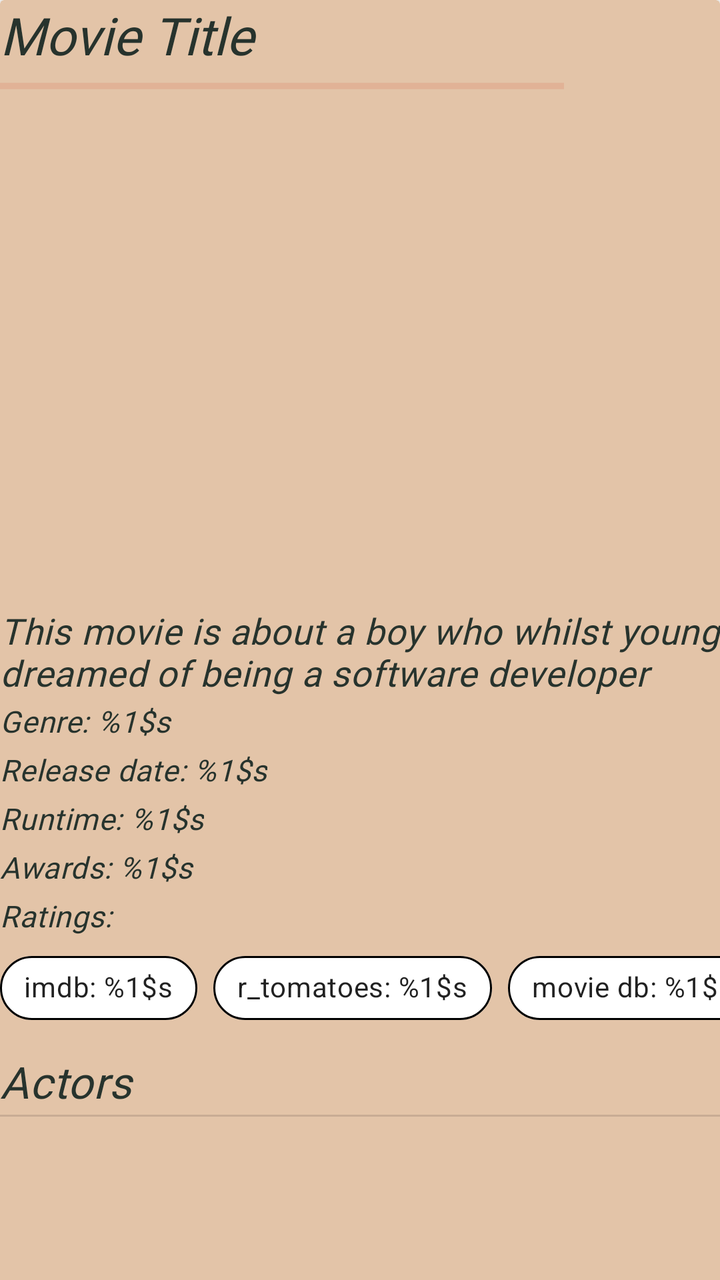
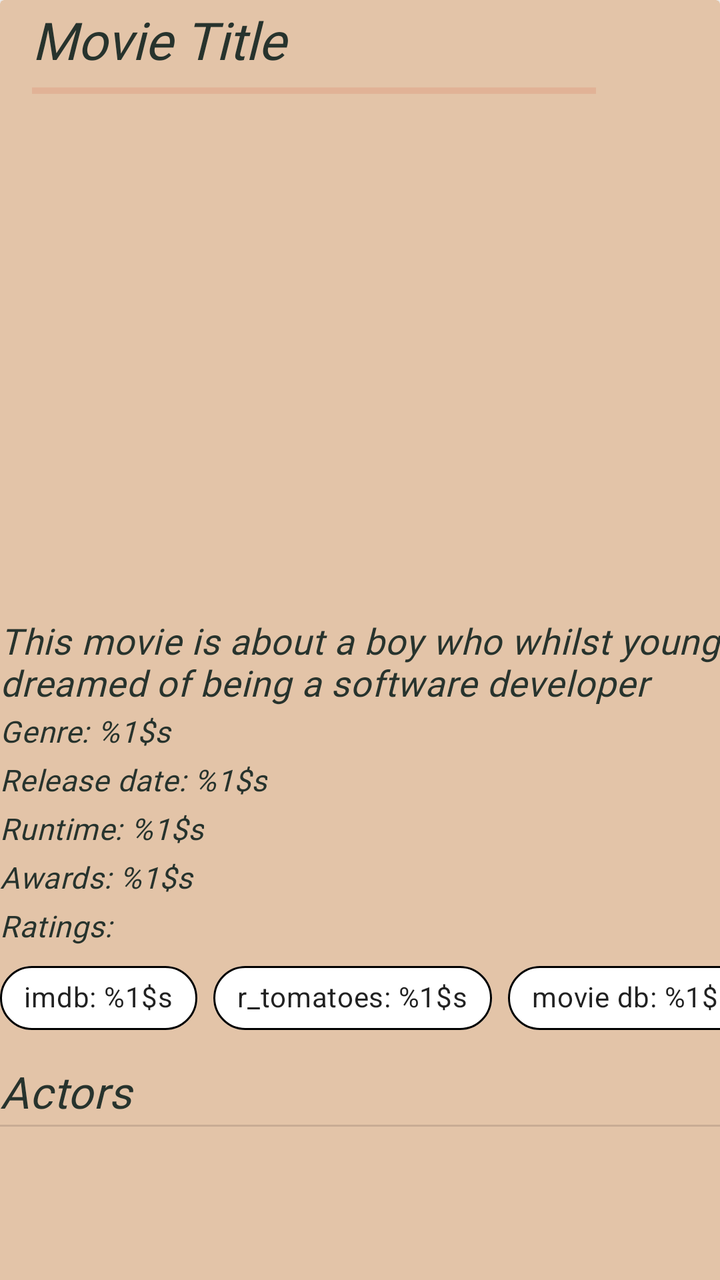

Compare the two renders of this Android layout. The source of the first and the diff that turns it into the second are given below.
<!-- AndroidManifest.xml: another module's application theme Theme.ECatalogs -->
<!-- res/layout/fragment_movie_details.xml -->
<?xml version="1.0" encoding="utf-8"?>
<androidx.core.widget.NestedScrollView xmlns:android="http://schemas.android.com/apk/res/android"
    xmlns:app="http://schemas.android.com/apk/res-auto"
    android:layout_width="match_parent"
    android:layout_height="match_parent"
    android:layout_margin="@dimen/two_dimen"
    android:orientation="vertical">

    <androidx.cardview.widget.CardView
        android:id="@+id/details_card_view"
        android:layout_width="match_parent"
        android:layout_height="match_parent"
        android:backgroundTint="?attr/colorSurface">

        <LinearLayout
            android:layout_width="match_parent"
            android:layout_height="match_parent"
            android:orientation="vertical">

            <androidx.appcompat.widget.Toolbar
                android:id="@+id/toolbar"
                android:layout_width="match_parent"
                android:layout_height="wrap_content">

                <LinearLayout
                    android:layout_width="match_parent"
                    android:layout_height="wrap_content"
                    android:orientation="vertical">

                    <TextView
                        android:id="@+id/movie_title"
                        android:layout_width="match_parent"
                        android:layout_height="wrap_content"
                        android:hint="@string/movie_title"
                        android:textAppearance="?attr/textAppearanceHeadline5" />

                    <ProgressBar
                        android:id="@+id/details_progress_bar"
                        style="?android:progressBarStyleHorizontal"
                        android:layout_width="282dp"
                        android:layout_height="wrap_content"
                        android:indeterminate="true" />

                    <TextView
                        android:id="@+id/details_error_message"
                        android:layout_width="match_parent"
                        android:layout_height="wrap_content"
                        android:text="@string/failed_to_retrieve_data"
                        android:textAppearance="?attr/textAppearanceCaption"
                        android:textColor="@android:color/holo_blue_light"
                        android:visibility="gone" />

                </LinearLayout>

            </androidx.appcompat.widget.Toolbar>

            <androidx.recyclerview.widget.RecyclerView
                android:id="@+id/list_images"
                android:layout_width="match_parent"
                android:layout_height="@dimen/image_height" />

            <com.google.android.material.textview.MaterialTextView
                android:id="@+id/movie_summary"
                android:layout_width="match_parent"
                android:layout_height="wrap_content"
                android:layout_marginVertical="@dimen/two_dimen"
                android:hint="@string/movie_summary"
                android:textAppearance="?attr/textAppearanceBody2"
                android:textSize="18sp" />

            <com.google.android.material.textview.MaterialTextView
                android:id="@+id/movie_genres"
                android:layout_width="match_parent"
                android:layout_height="wrap_content"
                android:layout_marginBottom="@dimen/two_dimen"
                android:text="@string/genres"
                android:textAppearance="?attr/textAppearanceBody2" />

            <com.google.android.material.textview.MaterialTextView
                android:id="@+id/movie_publication_date"
                android:layout_width="wrap_content"
                android:layout_height="wrap_content"
                android:layout_marginVertical="@dimen/two_dimen"
                android:text="@string/release_date"
                android:textAppearance="?attr/textAppearanceBody2" />

            <com.google.android.material.textview.MaterialTextView
                android:id="@+id/movie_runtime"
                android:layout_width="wrap_content"
                android:layout_height="wrap_content"
                android:layout_marginVertical="@dimen/two_dimen"
                android:text="@string/runtime"
                android:textAppearance="?attr/textAppearanceBody2" />

            <com.google.android.material.textview.MaterialTextView
                android:id="@+id/movie_awards"
                android:layout_width="match_parent"
                android:layout_height="wrap_content"
                android:layout_marginVertical="@dimen/two_dimen"
                android:text="@string/awards"
                android:textAppearance="?attr/textAppearanceBody2" />

            <com.google.android.material.textview.MaterialTextView
                android:layout_width="match_parent"
                android:layout_height="wrap_content"
                android:layout_marginVertical="@dimen/two_dimen"
                android:text="@string/ratings"
                android:textAppearance="?attr/textAppearanceBody2" />

            <com.google.android.material.chip.ChipGroup
                android:layout_width="wrap_content"
                android:layout_height="wrap_content"
                android:layout_gravity="center"
                android:layout_marginBottom="@dimen/six_dimen"
                android:clickable="false"
                android:foregroundGravity="center_horizontal"
                android:layoutDirection="locale"
                android:theme="@style/Theme.MaterialComponents.Light"
                app:singleLine="true">

                <com.google.android.material.chip.Chip
                    android:id="@+id/imdb_chip"
                    android:layout_width="wrap_content"
                    android:layout_height="wrap_content"
                    android:gravity="start"
                    android:text="@string/imdb_rating"
                    android:textAppearance="?attr/textAppearanceBody2"
                    app:chipBackgroundColor="@android:color/white"
                    app:chipStrokeColor="@android:color/black"
                    app:chipStrokeWidth="1dp" />

                <com.google.android.material.chip.Chip
                    android:id="@+id/r_tomatoes_chip"
                    android:layout_width="wrap_content"
                    android:layout_height="wrap_content"
                    android:gravity="center_horizontal"
                    android:text="@string/tomato_rating"
                    android:textAppearance="?attr/textAppearanceBody2"
                    app:chipBackgroundColor="@android:color/white"
                    app:chipStrokeColor="@android:color/black"
                    app:chipStrokeWidth="1dp" />

                <com.google.android.material.chip.Chip
                    android:id="@+id/movie_db_chip"
                    android:layout_width="wrap_content"
                    android:layout_height="wrap_content"
                    android:gravity="end"
                    android:text="@string/db_rating"
                    android:textAppearance="?attr/textAppearanceBody2"
                    app:chipBackgroundColor="@android:color/white"
                    app:chipStrokeColor="@android:color/black"
                    app:chipStrokeWidth="1dp" />

            </com.google.android.material.chip.ChipGroup>

            <com.google.android.material.textview.MaterialTextView
                android:layout_width="match_parent"
                android:layout_height="wrap_content"
                android:layout_marginVertical="@dimen/two_dimen"
                android:text="@string/actors"
                android:textAppearance="?attr/textAppearanceHeadline6" />

            <View style="@style/Divider.Horizontal" />

            <androidx.recyclerview.widget.RecyclerView
                android:id="@+id/list_actors"
                android:layout_width="match_parent"
                android:layout_height="@dimen/image_height"
                android:layout_marginBottom="@dimen/six_dimen" />

            <com.google.android.material.textview.MaterialTextView
                android:layout_width="match_parent"
                android:layout_height="wrap_content"
                android:layout_marginVertical="@dimen/two_dimen"
                android:text="@string/box_office"
                android:textAppearance="?attr/textAppearanceHeadline6" />

            <View style="@style/Divider.Horizontal" />

            <TextView
                android:id="@+id/movie_budget"
                android:layout_width="match_parent"
                android:layout_height="wrap_content"
                android:text="@string/budget"
                android:textAppearance="?attr/textAppearanceBody2" />

            <TextView
                android:id="@+id/movie_open_weekend_gross"
                android:layout_width="match_parent"
                android:layout_height="wrap_content"
                android:text="@string/open_week_gross"
                android:textAppearance="?attr/textAppearanceBody2" />

            <TextView
                android:id="@+id/movie_world_wide_gross"
                android:layout_width="match_parent"
                android:layout_height="wrap_content"
                android:layout_marginBottom="@dimen/six_dimen"
                android:text="@string/world_wide_gross"
                android:textAppearance="?attr/textAppearanceBody2" />

            <com.google.android.material.textview.MaterialTextView
                android:layout_width="match_parent"
                android:layout_height="wrap_content"
                android:layout_marginVertical="@dimen/two_dimen"
                android:text="@string/similar_titles"
                android:textAppearance="?attr/textAppearanceHeadline6" />

            <View style="@style/Divider.Horizontal" />

            <androidx.recyclerview.widget.RecyclerView
                android:id="@+id/list_similars"
                android:layout_width="match_parent"
                android:layout_height="@dimen/image_height" />
        </LinearLayout>

    </androidx.cardview.widget.CardView>

</androidx.core.widget.NestedScrollView>
<!-- resources referenced by this layout -->
<resources>
  <dimen name="image_height">250dp</dimen>
  <dimen name="six_dimen">6dp</dimen>
  <dimen name="two_dimen">2dp</dimen>
  <string name="actors">Actors</string>
  <string name="awards">Awards: %1$s</string>
  <string name="box_office">Box office</string>
  <string name="budget">Budget: %1$s</string>
  <string name="db_rating">movie db: %1$s</string>
  <string name="failed_to_retrieve_data">Failed to retrieve data 😓</string>
  <string name="genres">Genre: %1$s</string>
  <string name="imdb_rating">imdb: %1$s</string>
  <string name="movie_summary">This movie is about a boy who whilst young dreamed of being a software developer</string>
  <string name="movie_title">Movie Title</string>
  <string name="open_week_gross">Open week gross: %1$s</string>
  <string name="ratings">Ratings:</string>
  <string name="release_date">Release date: %1$s</string>
  <string name="runtime">Runtime: %1$s</string>
  <string name="similar_titles">Similar titles</string>
  <string name="tomato_rating">r_tomatoes: %1$s</string>
  <string name="world_wide_gross">World wide gross: %1$s</string>
  <style name="Divider.Horizontal" parent="Divider">
          <item name="android:layout_width">match_parent</item>
          <item name="android:layout_height">1dp</item>
      </style>
  <style name="Theme.ECatalogs" parent="Base.Theme.ECatalogs">
  
          <item name="colorSurface">@color/color_surface</item>
          <item name="colorOnSurface">@color/color_on_surface</item>
          <item name="colorOnBackground">@color/color_on_background</item>
          <item name="colorSecondary">@color/color_secondary</item>
          <item name="android:textColor">@color/black</item>
          <item name="android:textColorHint">@color/black</item>
          <item name="colorOnPrimary">@color/black</item>
          <item name="colorOnSecondary">@color/black</item>
          <item name="toolbarStyle">@color/white</item>
  
  
          <item name="android:statusBarColor">@color/white</item>
  
          <item name="android:windowLightStatusBar">true</item>
  
  
      </style>
  <style name="Divider">
          <item name="android:background">?android:attr/listDivider</item> // can add colorur here
      </style>
  <color name="color_surface">#E3C4A8</color>
  <color name="color_on_surface">#EBAF81</color>
  <color name="color_on_background">#35EBAF81</color>
  <color name="color_secondary">#DA8067</color>
  <color name="black">#27332D</color>
  <color name="white">#E9E2D0</color>
  <style name="ShapeAppearance.ECatalog.SmallComponent" parent="ShapeAppearance.MaterialComponents.SmallComponent">
          <item name="cornerFamily">rounded</item>
          <item name="cornerSize">@dimen/reply_small_component_corner_radius</item>
      </style>
  <style name="ShapeAppearance.ECatalog.MediumComponent" parent="ShapeAppearance.MaterialComponents.MediumComponent">
          <item name="cornerFamily">rounded</item>
          <item name="cornerSize">@dimen/reply_medium_component_corner_radius</item>
      </style>
  <style name="ShapeAppearance.ECatalog.LargeComponent" parent="ShapeAppearance.MaterialComponents.LargeComponent">
          <item name="cornerFamily">rounded</item>
          <item name="cornerSize">@dimen/reply_large_component_corner_radius</item>
      </style>
  <style name="TextAppearance.MdcTypographyStyles.Body1" parent="TextAppearance.MaterialComponents.Body1">
          <item name="fontFamily">@font/high_tower_text</item>
          <item name="android:fontFamily">@font/high_tower_text</item>
          <item name="android:textStyle">italic</item>
          <item name="android:textSize">17sp</item>
      </style>
  <dimen name="reply_small_component_corner_radius">8dp</dimen>
  <dimen name="reply_medium_component_corner_radius">12dp</dimen>
  <dimen name="reply_large_component_corner_radius">24dp</dimen>
  <!-- unchanged entries left out for length: 7 -->
</resources>

<!-- the commit's change to res/layout/fragment_movie_details.xml (unified diff, before → after) -->
@@ -3,7 +3,7 @@
     xmlns:app="http://schemas.android.com/apk/res-auto"
     android:layout_width="match_parent"
     android:layout_height="match_parent"
-    android:layout_margin="@dimen/two_dimen"
+    android:layout_margin="@dimen/two_dp"
     android:orientation="vertical">
 
     <androidx.cardview.widget.CardView
@@ -63,7 +63,7 @@
                 android:id="@+id/movie_summary"
                 android:layout_width="match_parent"
                 android:layout_height="wrap_content"
-                android:layout_marginVertical="@dimen/two_dimen"
+                android:layout_marginVertical="@dimen/two_dp"
                 android:hint="@string/movie_summary"
                 android:textAppearance="?attr/textAppearanceBody2"
                 android:textSize="18sp" />
@@ -72,7 +72,7 @@
                 android:id="@+id/movie_genres"
                 android:layout_width="match_parent"
                 android:layout_height="wrap_content"
-                android:layout_marginBottom="@dimen/two_dimen"
+                android:layout_marginBottom="@dimen/two_dp"
                 android:text="@string/genres"
                 android:textAppearance="?attr/textAppearanceBody2" />
 
@@ -80,7 +80,7 @@
                 android:id="@+id/movie_publication_date"
                 android:layout_width="wrap_content"
                 android:layout_height="wrap_content"
-                android:layout_marginVertical="@dimen/two_dimen"
+                android:layout_marginVertical="@dimen/two_dp"
                 android:text="@string/release_date"
                 android:textAppearance="?attr/textAppearanceBody2" />
 
@@ -88,7 +88,7 @@
                 android:id="@+id/movie_runtime"
                 android:layout_width="wrap_content"
                 android:layout_height="wrap_content"
-                android:layout_marginVertical="@dimen/two_dimen"
+                android:layout_marginVertical="@dimen/two_dp"
                 android:text="@string/runtime"
                 android:textAppearance="?attr/textAppearanceBody2" />
 
@@ -96,14 +96,14 @@
                 android:id="@+id/movie_awards"
                 android:layout_width="match_parent"
                 android:layout_height="wrap_content"
-                android:layout_marginVertical="@dimen/two_dimen"
+                android:layout_marginVertical="@dimen/two_dp"
                 android:text="@string/awards"
                 android:textAppearance="?attr/textAppearanceBody2" />
 
             <com.google.android.material.textview.MaterialTextView
                 android:layout_width="match_parent"
                 android:layout_height="wrap_content"
-                android:layout_marginVertical="@dimen/two_dimen"
+                android:layout_marginVertical="@dimen/two_dp"
                 android:text="@string/ratings"
                 android:textAppearance="?attr/textAppearanceBody2" />
 
@@ -111,7 +111,7 @@
                 android:layout_width="wrap_content"
                 android:layout_height="wrap_content"
                 android:layout_gravity="center"
-                android:layout_marginBottom="@dimen/six_dimen"
+                android:layout_marginBottom="@dimen/six_dp"
                 android:clickable="false"
                 android:foregroundGravity="center_horizontal"
                 android:layoutDirection="locale"
@@ -156,7 +156,7 @@
             <com.google.android.material.textview.MaterialTextView
                 android:layout_width="match_parent"
                 android:layout_height="wrap_content"
-                android:layout_marginVertical="@dimen/two_dimen"
+                android:layout_marginVertical="@dimen/two_dp"
                 android:text="@string/actors"
                 android:textAppearance="?attr/textAppearanceHeadline6" />
 
@@ -166,12 +166,12 @@
                 android:id="@+id/list_actors"
                 android:layout_width="match_parent"
                 android:layout_height="@dimen/image_height"
-                android:layout_marginBottom="@dimen/six_dimen" />
-
-            <com.google.android.material.textview.MaterialTextView
-                android:layout_width="match_parent"
-                android:layout_height="wrap_content"
-                android:layout_marginVertical="@dimen/two_dimen"
+                android:layout_marginBottom="@dimen/six_dp" />
+
+            <com.google.android.material.textview.MaterialTextView
+                android:layout_width="match_parent"
+                android:layout_height="wrap_content"
+                android:layout_marginVertical="@dimen/two_dp"
                 android:text="@string/box_office"
                 android:textAppearance="?attr/textAppearanceHeadline6" />
 
@@ -195,14 +195,14 @@
                 android:id="@+id/movie_world_wide_gross"
                 android:layout_width="match_parent"
                 android:layout_height="wrap_content"
-                android:layout_marginBottom="@dimen/six_dimen"
+                android:layout_marginBottom="@dimen/six_dp"
                 android:text="@string/world_wide_gross"
                 android:textAppearance="?attr/textAppearanceBody2" />
 
             <com.google.android.material.textview.MaterialTextView
                 android:layout_width="match_parent"
                 android:layout_height="wrap_content"
-                android:layout_marginVertical="@dimen/two_dimen"
+                android:layout_marginVertical="@dimen/two_dp"
                 android:text="@string/similar_titles"
                 android:textAppearance="?attr/textAppearanceHeadline6" />
 
<!-- resource entries referenced after the edit -->
@@ -1,8 +1,8 @@
 <!-- resources referenced by this layout -->
 <resources>
   <dimen name="image_height">250dp</dimen>
-  <dimen name="six_dimen">6dp</dimen>
-  <dimen name="two_dimen">2dp</dimen>
+  <dimen name="six_dp">6dp</dimen>
+  <dimen name="two_dp">2dp</dimen>
   <string name="actors">Actors</string>
   <string name="awards">Awards: %1$s</string>
   <string name="box_office">Box office</string>
@@ -30,15 +30,12 @@
           <item name="colorOnSurface">@color/color_on_surface</item>
           <item name="colorOnBackground">@color/color_on_background</item>
           <item name="colorSecondary">@color/color_secondary</item>
+          <item name="colorOnPrimary">@color/black</item>
+          <item name="colorOnSecondary">@color/black</item>
           <item name="android:textColor">@color/black</item>
           <item name="android:textColorHint">@color/black</item>
-          <item name="colorOnPrimary">@color/black</item>
-          <item name="colorOnSecondary">@color/black</item>
-          <item name="toolbarStyle">@color/white</item>
-  
   
           <item name="android:statusBarColor">@color/white</item>
-  
           <item name="android:windowLightStatusBar">true</item>
   
   
@@ -68,7 +65,7 @@
           <item name="fontFamily">@font/high_tower_text</item>
           <item name="android:fontFamily">@font/high_tower_text</item>
           <item name="android:textStyle">italic</item>
-          <item name="android:textSize">17sp</item>
+          <item name="android:textSize">21sp</item>
       </style>
   <dimen name="reply_small_component_corner_radius">8dp</dimen>
   <dimen name="reply_medium_component_corner_radius">12dp</dimen>
